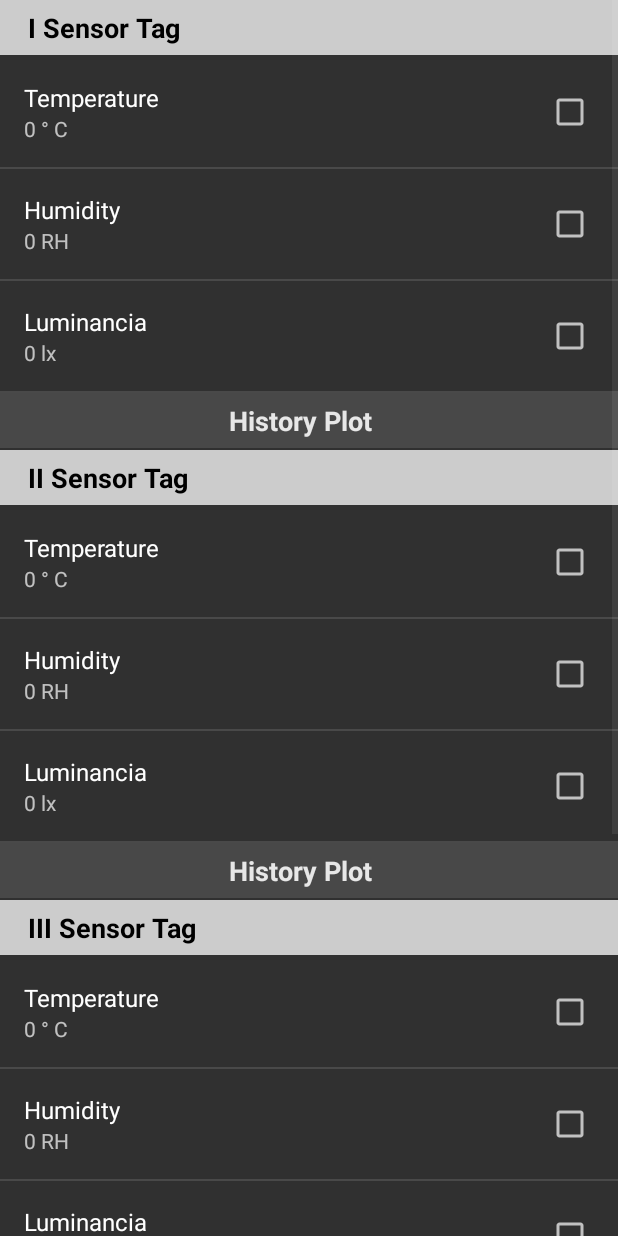
After one commit to HBuczynski/SafeHouse, an Android app: the TemperatureActivity screen opened directly, with no data from a screen before it, on a phone screen of 412 x 824 dp. The commit adds this screen. Run offline under Robolectric (Android 15) with nearby library versions, the phone set to English and light mode, and no system bars.

Commit message:
Added functionality to sensor tag.

```diff
--- a/mobile_client/app/build.gradle
+++ b/mobile_client/app/build.gradle
@@ -22,6 +22,7 @@ dependencies {
     implementation fileTree(dir: 'libs', include: ['*.jar'])
     implementation 'com.android.support:appcompat-v7:27.1.1'
     implementation 'com.android.support:design:27.1.1'
+    implementation 'com.jjoe64:graphview:4.2.2'
     implementation 'com.android.support.constraint:constraint-layout:1.1.0'
     implementation 'com.android.support:support-vector-drawable:27.1.1'
     testImplementation 'junit:junit:4.12'
--- a/mobile_client/app/src/main/java/wpam/mobile_client/InformationActivity.java
+++ b/mobile_client/app/src/main/java/wpam/mobile_client/InformationActivity.java
@@ -20,7 +20,6 @@ public class InformationActivity extends PreferenceActivity {
 
         client = ClientThread.getInstance();
 
-
         guard = (Preference) findPreference("guard_state");
         logger = (EditTextPreference) findPreference("logger_state");
         blinds = (Preference) findPreference("blidns_state");
--- /dev/null
+++ b/mobile_client/app/src/main/java/wpam/mobile_client/TemperatureActivity.java
@@ -0,0 +1,105 @@
+package wpam.mobile_client;
+
+import android.content.Intent;
+import android.preference.Preference;
+import android.preference.PreferenceActivity;
+import android.support.v7.app.AppCompatActivity;
+import android.os.Bundle;
+
+public class TemperatureActivity extends PreferenceActivity {
+
+    Preference temp_I;
+    Preference temp_II;
+    Preference temp_III;
+    final String tempUnits = " \u00b0" + " C";
+
+    Preference humidity_I;
+    Preference humidity_II;
+    Preference humidity_III;
+    final String humidityUnits = " RH";
+
+    Preference luminacia_I;
+    Preference luminacia_II;
+    Preference luminacia_III;
+    final String luminaciaUnits = " lx";
+
+    Preference plot_I;
+    Preference plot_II;
+    Preference plot_III;
+
+    Preference globalPlot;
+
+    @Override
+    protected void onCreate(Bundle savedInstanceState) {
+        super.onCreate(savedInstanceState);
+        addPreferencesFromResource(R.xml.temperature_preferences);
+
+        temp_I = (Preference) findPreference("temp_I");
+        temp_I.setSummary(0 + tempUnits);
+        temp_II = (Preference) findPreference("temp_II");
+        temp_II.setSummary(0 + tempUnits);
+        temp_III = (Preference) findPreference("temp_III");
+        temp_III.setSummary(0 + tempUnits);
+
+        humidity_I = (Preference) findPreference("humidity_I");
+        humidity_I.setSummary(0 + humidityUnits);
+        humidity_II = (Preference) findPreference("humidity_II");
+        humidity_II.setSummary(0 + humidityUnits);
+        humidity_III = (Preference) findPreference("humidity_III");
+        humidity_III.setSummary(0 + humidityUnits);
+
+        luminacia_I = (Preference) findPreference("luminacia_I");
+        luminacia_I.setSummary(0 + luminaciaUnits);
+        luminacia_II = (Preference) findPreference("luminacia_II");
+        luminacia_II.setSummary(0 + luminaciaUnits);
+        luminacia_III = (Preference) findPreference("luminacia_III");
+        luminacia_III.setSummary(0 + luminaciaUnits);
+
+        plot_I = (Preference) findPreference("plot_I");
+        plot_II = (Preference) findPreference("plot_II");
+        plot_III = (Preference) findPreference("plot_III");
+
+        globalPlot = (Preference) findPreference("summary_plot");
+
+        setListeners();
+    }
+
+    private void setListeners() {
+
+        plot_I.setOnPreferenceClickListener( new Preference.OnPreferenceClickListener() {
+             @Override
+             public boolean onPreferenceClick(Preference preference) {
+             Intent intent = new Intent(getApplicationContext(), Plot.class);
+             startActivity(intent);
+             return true;
+             }
+         });
+
+        plot_II.setOnPreferenceClickListener( new Preference.OnPreferenceClickListener() {
+            @Override
+            public boolean onPreferenceClick(Preference preference) {
+            Intent intent = new Intent(getApplicationContext(), Plot.class);
+            startActivity(intent);
+            return true;
+            }
+        });
+
+        plot_III.setOnPreferenceClickListener( new Preference.OnPreferenceClickListener() {
+            @Override
+            public boolean onPreferenceClick(Preference preference) {
+            Intent intent = new Intent(getApplicationContext(), Plot.class);
+            startActivity(intent);
+            return true;
+            }
+        });
+
+        globalPlot.setOnPreferenceClickListener( new Preference.OnPreferenceClickListener() {
+            @Override
+            public boolean onPreferenceClick(Preference preference) {
+            Intent intent = new Intent(getApplicationContext(), Plot.class);
+            startActivity(intent);
+            return true;
+            }
+        });
+    }
+}
--- a/mobile_client/app/src/main/java/wpam/mobile_client/client/ClientThread.java
+++ b/mobile_client/app/src/main/java/wpam/mobile_client/client/ClientThread.java
@@ -5,6 +5,7 @@ import java.io.DataOutputStream;
 import java.io.IOException;
 import java.io.InputStream;
 import java.io.OutputStream;
+import java.io.Serializable;
 import java.net.Socket;
 import java.net.SocketTimeoutException;
 import java.net.UnknownHostException;
@@ -22,7 +23,7 @@ import android.util.Log;
 import wpam.mobile_client.MainActivityInterface;
 import wpam.mobile_client.protocol.*;
 
-public class ClientThread implements  Runnable
+public class ClientThread implements Runnable
 {
 	SimpleDateFormat sdf = new SimpleDateFormat("yyyy.MM.dd HH:mm:ss");
 	private static ClientThread instance;
--- /dev/null
+++ b/mobile_client/app/src/main/res/layout/plot_button.xml
@@ -0,0 +1,12 @@
+<TextView android:id="@android:id/title"
+    xmlns:android="http://schemas.android.com/apk/res/android"
+    android:textColor="#e7e7e7"
+    android:layout_width="match_parent"
+    android:layout_height="wrap_content"
+    android:textAlignment="center"
+    android:textSize="18dp"
+    android:textStyle="bold"
+    android:background="#484848"
+    android:paddingTop="6dp"
+    android:paddingBottom="6dp"
+    android:paddingRight="12dp"/>
--- /dev/null
+++ b/mobile_client/app/src/main/res/layout/preference_category.xml
@@ -0,0 +1,11 @@
+<TextView android:id="@android:id/title"
+    xmlns:android="http://schemas.android.com/apk/res/android"
+    android:textColor="#000000"
+    android:layout_width="match_parent"
+    android:layout_height="wrap_content"
+    android:textSize="18dp"
+    android:textStyle="bold"
+    android:background="#cccccc"
+    android:paddingTop="6dp"
+    android:paddingBottom="6dp"
+    android:paddingRight="12dp"/>
--- /dev/null
+++ b/mobile_client/app/src/main/res/xml/temperature_preferences.xml
@@ -0,0 +1,106 @@
+<?xml version="1.0" encoding="utf-8"?>
+<PreferenceScreen xmlns:android="http://schemas.android.com/apk/res/android">
+    <PreferenceCategory
+        android:layout="@layout/preference_category"
+        android:title="    I Sensor Tag"
+        android:key="sensor_tag_I">
+        <CheckBoxPreference
+            android:key="temp_I"
+            android:title="Temperature"
+            android:defaultValue="false"
+            android:checked="false"/>
+        <CheckBoxPreference
+            android:key="humidity_I"
+            android:title="Humidity"
+            android:defaultValue="false"
+            android:checked="false"/>
+        <CheckBoxPreference
+            android:key="luminacia_I"
+            android:title="Luminancia"
+            android:defaultValue="false"
+            android:checked="false"/>
+        <Preference
+            android:layout="@layout/plot_button"
+            android:key="plot_I"
+            android:title="History Plot" />
+    </PreferenceCategory>
+
+    <PreferenceCategory
+        android:layout="@layout/preference_category"
+        android:title="    II Sensor Tag"
+        android:key="sensor_tag_II">
+        <CheckBoxPreference
+            android:key="temp_II"
+            android:title="Temperature"
+            android:defaultValue="false"
+            android:checked="false"/>
+        <CheckBoxPreference
+            android:key="humidity_II"
+            android:title="Humidity"
+            android:defaultValue="false"
+            android:checked="false"/>
+        <CheckBoxPreference
+            android:key="luminacia_II"
+            android:title="Luminancia"
+            android:defaultValue="false"
+            android:checked="false"/>
+        <Preference
+            android:layout="@layout/plot_button"
+            android:key="plot_II"
+            android:title="History Plot" />
+    </PreferenceCategory>
+
+    <PreferenceCategory
+        android:layout="@layout/preference_category"
+        android:title="    III Sensor Tag"
+        android:key="sensor_tag_III">
+        <CheckBoxPreference
+            android:key="temp_III"
+            android:title="Temperature"
+            android:defaultValue="false"
+            android:checked="false"/>
+        <CheckBoxPreference
+            android:key="humidity_III"
+            android:title="Humidity"
+            android:defaultValue="false"
+            android:checked="false"/>
+        <CheckBoxPreference
+            android:key="luminacia_III"
+            android:title="Luminancia"
+            android:defaultValue="false"
+            android:checked="false"/>
+        <Preference
+            android:layout="@layout/plot_button"
+            android:key="plot_III"
+            android:title="History Plot" />
+    </PreferenceCategory>
+
+    <PreferenceCategory
+        android:layout="@layout/preference_category"
+        android:title="    General Information"
+        android:key="sensor_tag_III">
+        <CheckBoxPreference
+            android:key="tempCheck"
+            android:title="Temperature"
+            android:defaultValue="false"
+            android:checked="false"/>
+
+        <CheckBoxPreference
+            android:key="humidityCheck"
+            android:title="Humidity"
+            android:defaultValue="false"
+            android:checked="false"/>
+
+        <CheckBoxPreference
+            android:key="luminaciaCheck"
+            android:title="Luminacia"
+            android:defaultValue="false"
+            android:checked="false"/>
+
+        <Preference
+            android:layout="@layout/general_plot"
+            android:key="summary_plot"
+            android:title="Summary Plot" />
+    </PreferenceCategory>
+
+</PreferenceScreen>
--- a/mobile_client/build.gradle
+++ b/mobile_client/build.gradle
@@ -7,7 +7,7 @@ buildscript {
         jcenter()
     }
     dependencies {
-        classpath 'com.android.tools.build:gradle:3.1.2'
+        classpath 'com.android.tools.build:gradle:3.2.1'
 
 
         // NOTE: Do not place your application dependencies here; they belong
```
Also changed, not shown: mobile_client/app/src/main/AndroidManifest.xml (+23 -10 lines), mobile_client/app/src/main/java/wpam/mobile_client/InitActivity.java (+6 -6 lines), mobile_client/app/src/main/java/wpam/mobile_client/MainActivity.java (+17 -0 lines), mobile_client/app/src/main/java/wpam/mobile_client/Plot.java (added, +61 -0 lines), mobile_client/app/src/main/res/layout/activity_main.xml (+14 -0 lines), mobile_client/app/src/main/res/layout/activity_plot.xml (added, +17 -0 lines), mobile_client/app/src/main/res/layout/activity_temperature.xml (added, +9 -0 lines), mobile_client/app/src/main/res/layout/general_plot.xml (added, +12 -0 lines), mobile_client/app/src/main/res/drawable/temperature.png (added), mobile_client/gradle/wrapper/gradle-wrapper.properties, 1 other file.
